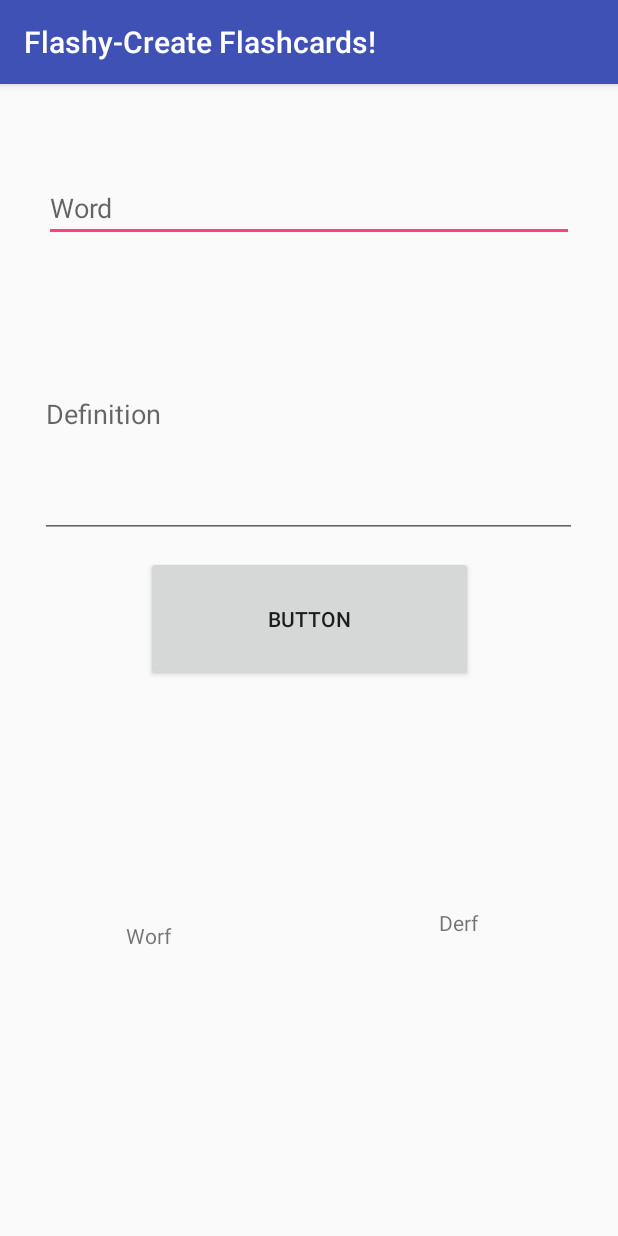
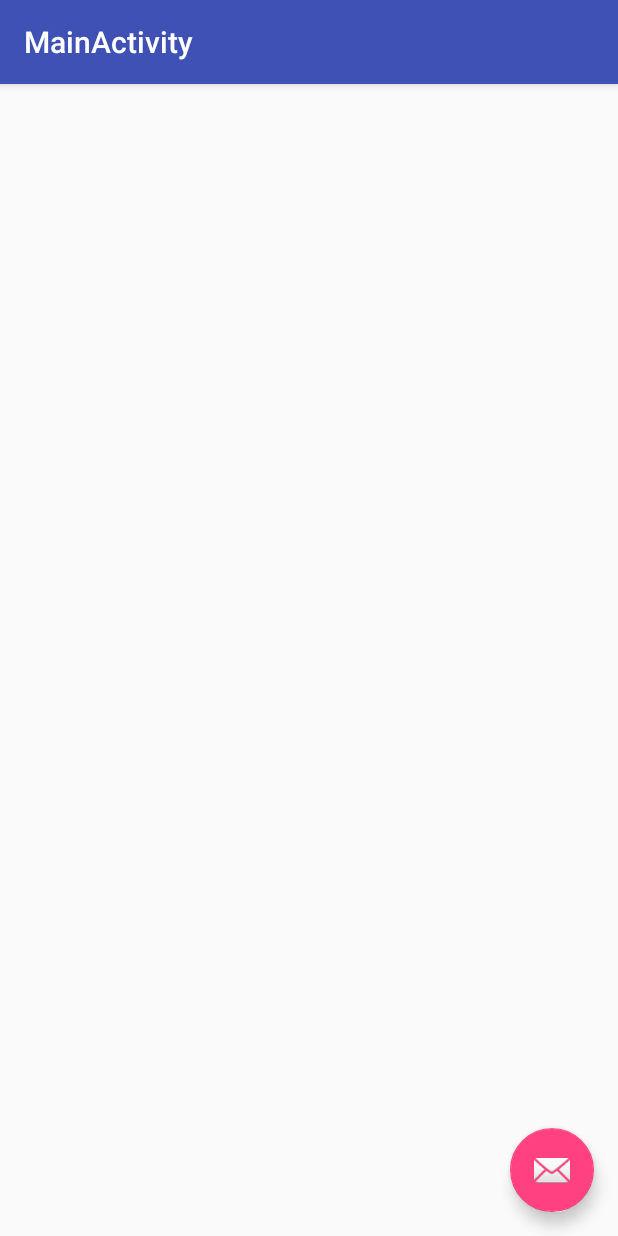
Before and after one commit to adityapatel-sudo/FlashcardApp, an Android app: the screen it shows after launch (CreateCardActivity before the commit, MainActivity after it), on a phone screen of 412 x 824 dp. Run offline under Robolectric (Android 15) with nearby library versions, the phone set to English and light mode, and no system bars.

Commit message:
Added new home activity; has button to open createflashcardactivity

```diff
--- a/app/src/main/AndroidManifest.xml
+++ b/app/src/main/AndroidManifest.xml
@@ -10,6 +10,11 @@
         android:supportsRtl="true"
         android:theme="@style/AppTheme">
         <activity android:name=".CreateCardActivity">
+        </activity>
+        <activity
+            android:name=".MainActivity"
+            android:label="@string/title_activity_main"
+            android:theme="@style/AppTheme.NoActionBar">
             <intent-filter>
                 <action android:name="android.intent.action.MAIN" />
 
--- a/app/src/main/java/com/adityap/flashy_createflashcards/CreateCardActivity.java
+++ b/app/src/main/java/com/adityap/flashy_createflashcards/CreateCardActivity.java
@@ -1,12 +1,14 @@
 package com.adityap.flashy_createflashcards;
 
 import android.content.Context;
+import android.content.Intent;
 import android.database.sqlite.SQLiteDatabase;
 import android.database.sqlite.SQLiteOpenHelper;
 import android.support.v7.app.AppCompatActivity;
 import android.os.Bundle;
 import android.util.AttributeSet;
 import android.view.View;
+import android.widget.Button;
 import android.widget.EditText;
 import android.widget.TextView;
 
@@ -16,9 +18,9 @@ import java.util.List;
 
 public class CreateCardActivity extends AppCompatActivity {
 
-    private FlashcardDatabaseHelper mFlashcardDatabaseHelper;
-    private TextView mWordTextView;
-    private TextView mDefinitionTextView;
+    public FlashcardDatabaseHelper mFlashcardDatabaseHelper;
+    public TextView mWordTextView;
+    public TextView mDefinitionTextView;
     private EditText mWordEditText;
     private EditText mDefinitionEditText;
     @Override
@@ -37,6 +39,15 @@ public class CreateCardActivity extends AppCompatActivity {
         mWordTextView.setText(flashcardModels.get(0).getWord());
         mDefinitionTextView.setText(flashcardModels.get(0).getDefinition());
 
+        Button endActivityButton = (Button) findViewById(R.id.button);
+        endActivityButton.setOnClickListener(new View.OnClickListener() {
+            @Override
+            public void onClick(View view) {
+                Intent result = new Intent();
+                setResult(RESULT_OK, result);
+                CreateCardActivity.this.finish();
+            }
+        });
     }
 
 }
--- /dev/null
+++ b/app/src/main/java/com/adityap/flashy_createflashcards/MainActivity.java
@@ -0,0 +1,30 @@
+package com.adityap.flashy_createflashcards;
+
+import android.content.Intent;
+import android.os.Bundle;
+import android.support.design.widget.FloatingActionButton;
+import android.support.design.widget.Snackbar;
+import android.support.v7.app.AppCompatActivity;
+import android.support.v7.widget.Toolbar;
+import android.view.View;
+
+public class MainActivity extends AppCompatActivity {
+
+    @Override
+    protected void onCreate(Bundle savedInstanceState) {
+        super.onCreate(savedInstanceState);
+        setContentView(R.layout.activity_main);
+        Toolbar toolbar = (Toolbar) findViewById(R.id.toolbar);
+        setSupportActionBar(toolbar);
+
+        FloatingActionButton fab = (FloatingActionButton) findViewById(R.id.fab);
+        fab.setOnClickListener(new View.OnClickListener() {
+            @Override
+            public void onClick(View view) {
+                Intent intent = new Intent(MainActivity.this, CreateCardActivity.class);
+                startActivityForResult(intent, 123);
+            }
+        });
+    }
+
+}
--- /dev/null
+++ b/app/src/main/res/layout/activity_main.xml
@@ -0,0 +1,33 @@
+<?xml version="1.0" encoding="utf-8"?>
+<android.support.design.widget.CoordinatorLayout xmlns:android="http://schemas.android.com/apk/res/android"
+    xmlns:app="http://schemas.android.com/apk/res-auto"
+    xmlns:tools="http://schemas.android.com/tools"
+    android:layout_width="match_parent"
+    android:layout_height="match_parent"
+    tools:context="com.adityap.flashy_createflashcards.MainActivity">
+
+    <android.support.design.widget.AppBarLayout
+        android:layout_width="match_parent"
+        android:layout_height="wrap_content"
+        android:theme="@style/AppTheme.AppBarOverlay">
+
+        <android.support.v7.widget.Toolbar
+            android:id="@+id/toolbar"
+            android:layout_width="match_parent"
+            android:layout_height="?attr/actionBarSize"
+            android:background="?attr/colorPrimary"
+            app:popupTheme="@style/AppTheme.PopupOverlay" />
+
+    </android.support.design.widget.AppBarLayout>
+
+
+
+    <android.support.design.widget.FloatingActionButton
+        android:id="@+id/fab"
+        android:layout_width="wrap_content"
+        android:layout_height="wrap_content"
+        android:layout_gravity="bottom|end"
+        android:layout_margin="@dimen/fab_margin"
+        app:srcCompat="@android:drawable/ic_dialog_email" />
+
+</android.support.design.widget.CoordinatorLayout>
--- /dev/null
+++ b/app/src/main/res/values/dimens.xml
@@ -0,0 +1,3 @@
+<resources>
+    <dimen name="fab_margin">16dp</dimen>
+</resources>
--- a/app/src/main/res/values/strings.xml
+++ b/app/src/main/res/values/strings.xml
@@ -1,3 +1,4 @@
 <resources>
     <string name="app_name">Flashy-Create Flashcards!</string>
+    <string name="title_activity_main">MainActivity</string>
 </resources>
--- a/app/src/main/res/values/styles.xml
+++ b/app/src/main/res/values/styles.xml
@@ -8,4 +8,13 @@
         <item name="colorAccent">@color/colorAccent</item>
     </style>
 
+    <style name="AppTheme.NoActionBar">
+        <item name="windowActionBar">false</item>
+        <item name="windowNoTitle">true</item>
+    </style>
+
+    <style name="AppTheme.AppBarOverlay" parent="ThemeOverlay.AppCompat.Dark.ActionBar" />
+
+    <style name="AppTheme.PopupOverlay" parent="ThemeOverlay.AppCompat.Light" />
+
 </resources>
```
Also changed, not shown: app/src/main/res/layout/content_main.xml (added, +22 -0 lines).
